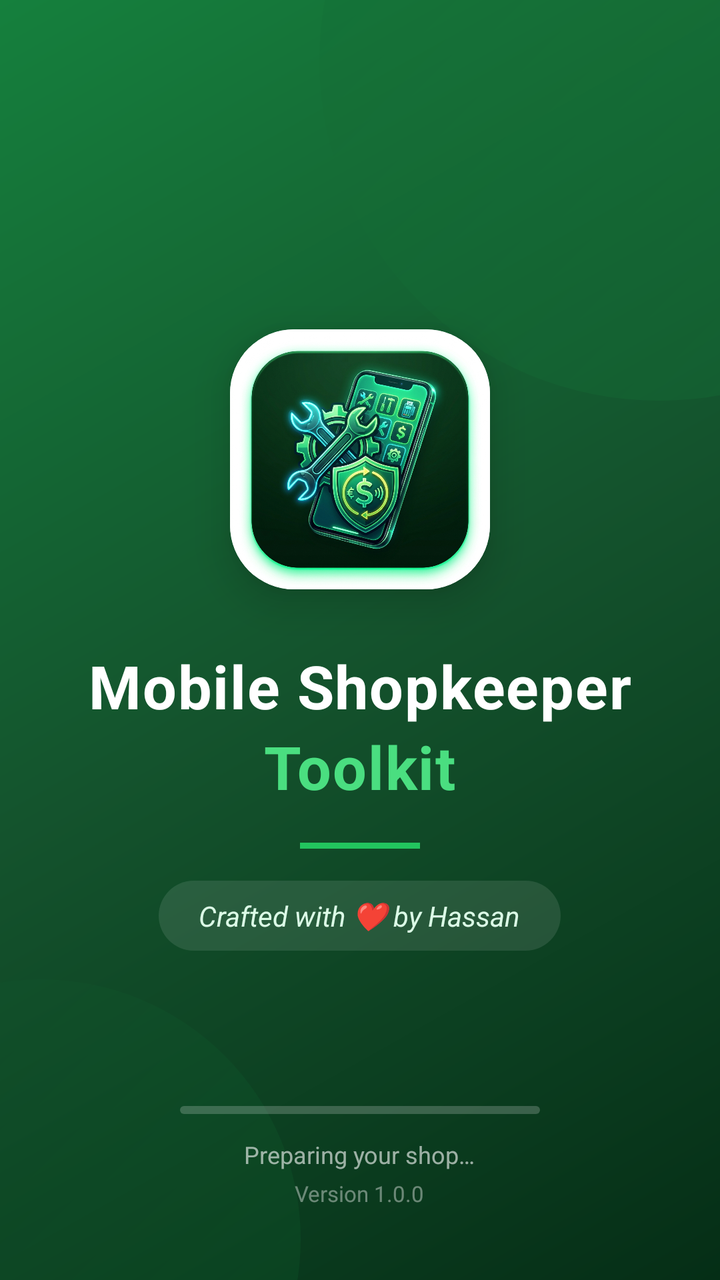
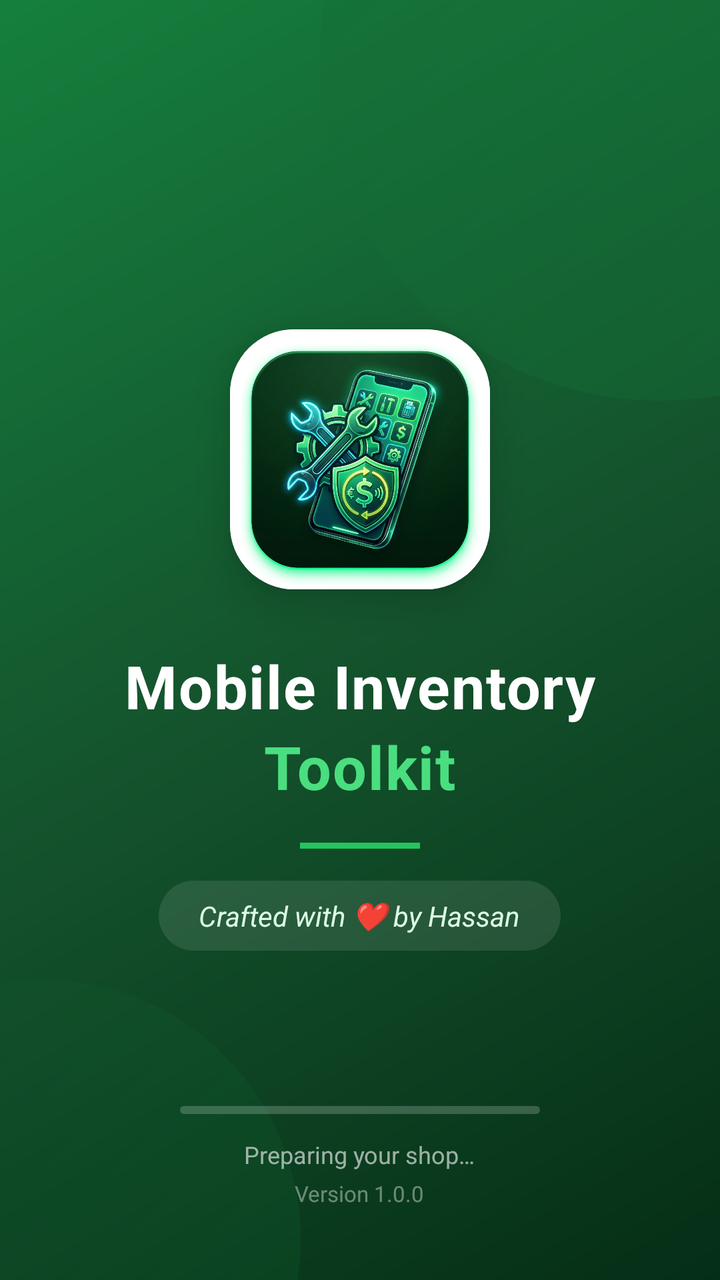

Two renders of the same Android screen: before a commit and after it. Below are the layout's source before the change and the commit's diff.
<!-- AndroidManifest.xml: activity theme Theme.MobileShopkeeper.NoActionBar -->
<!-- res/layout/activity_splash.xml -->
<?xml version="1.0" encoding="utf-8"?>
<FrameLayout
    xmlns:android="http://schemas.android.com/apk/res/android"
    xmlns:app="http://schemas.android.com/apk/res-auto"
    android:layout_width="match_parent"
    android:layout_height="match_parent"
    android:background="@drawable/bg_gradient_green">

    <View
        android:layout_width="340dp"
        android:layout_height="340dp"
        android:layout_gravity="top|end"
        android:layout_marginTop="-140dp"
        android:layout_marginEnd="-140dp"
        android:background="@drawable/bg_circle_green"
        android:alpha="0.15"/>

    <View
        android:layout_width="260dp"
        android:layout_height="260dp"
        android:layout_gravity="bottom|start"
        android:layout_marginBottom="-110dp"
        android:layout_marginStart="-110dp"
        android:background="@drawable/bg_circle_green"
        android:alpha="0.12"/>

    <LinearLayout
        android:layout_width="match_parent"
        android:layout_height="match_parent"
        android:orientation="vertical"
        android:gravity="center"
        android:padding="40dp">

        <androidx.cardview.widget.CardView
            android:id="@+id/cardLogo"
            android:layout_width="130dp"
            android:layout_height="130dp"
            app:cardCornerRadius="32dp"
            app:cardElevation="12dp"
            app:cardBackgroundColor="@color/white">

                <ImageView
                    android:id="@+id/ivLogo"
                    android:layout_width="match_parent"
                    android:layout_height="match_parent"
                    android:scaleType="centerCrop"
                    android:src="@drawable/img_app_logo"
                    android:contentDescription="App logo"/>
        </androidx.cardview.widget.CardView>

        <TextView
            android:id="@+id/tvTitle1"
            style="@style/SplashTitle"
            android:layout_width="wrap_content"
            android:layout_height="wrap_content"
            android:layout_marginTop="28dp"
            android:text="Mobile Shopkeeper"
            android:textSize="30sp"/>

        <TextView
            android:id="@+id/tvTitle2"
            style="@style/SplashTitle"
            android:layout_width="wrap_content"
            android:layout_height="wrap_content"
            android:text="Toolkit"
            android:textSize="30sp"
            android:textColor="@color/green_400"/>

        <View
            android:id="@+id/divider"
            android:layout_width="60dp"
            android:layout_height="3dp"
            android:layout_marginTop="18dp"
            android:background="@color/green_500"/>

        <TextView
            android:id="@+id/tvMadeBy"
            android:layout_width="wrap_content"
            android:layout_height="wrap_content"
            android:layout_marginTop="16dp"
            android:background="@drawable/bg_pill_white_10"
            android:paddingHorizontal="20dp"
            android:paddingVertical="8dp"
            android:text="@string/made_by"
            android:textColor="@color/green_100"
            android:textSize="14sp"
            android:textStyle="italic"/>
    </LinearLayout>

    <LinearLayout
        android:layout_width="match_parent"
        android:layout_height="wrap_content"
        android:layout_gravity="bottom|center_horizontal"
        android:orientation="vertical"
        android:gravity="center"
        android:paddingBottom="36dp">

        <com.google.android.material.progressindicator.LinearProgressIndicator
            android:id="@+id/progress"
            android:layout_width="180dp"
            android:layout_height="wrap_content"
            android:indeterminate="true"
            app:trackColor="#33FFFFFF"
            app:indicatorColor="@color/green_400"
            app:trackCornerRadius="4dp"/>

        <TextView
            android:layout_width="wrap_content"
            android:layout_height="wrap_content"
            android:layout_marginTop="12dp"
            android:text="@string/splash_loading"
            android:textColor="#99FFFFFF"
            android:textSize="12sp"/>

        <TextView
            android:layout_width="wrap_content"
            android:layout_height="wrap_content"
            android:layout_marginTop="4dp"
            android:text="@string/version"
            android:textColor="#66FFFFFF"
            android:textSize="11sp"/>
    </LinearLayout>
</FrameLayout>
<!-- resources referenced by this layout -->
<resources>
  <color name="green_100">#DCFCE7</color>
  <color name="green_400">#4ADE80</color>
  <color name="green_500">#22C55E</color>
  <color name="white">#FFFFFF</color>
  <!-- drawable bg_circle_green (drawable) -->
  <?xml version="1.0" encoding="utf-8"?>
  <shape xmlns:android="http://schemas.android.com/apk/res/android" android:shape="oval">
      <gradient
          android:angle="135"
          android:startColor="@color/green_600"
          android:endColor="@color/green_900"/>
  </shape>
  <!-- drawable bg_gradient_green (drawable) -->
  <?xml version="1.0" encoding="utf-8"?>
  <shape xmlns:android="http://schemas.android.com/apk/res/android" android:shape="rectangle">
      <gradient
          android:type="linear"
          android:angle="135"
          android:startColor="@color/green_950"
          android:centerColor="@color/green_900"
          android:endColor="@color/green_700"/>
  </shape>
  <!-- drawable bg_pill_white_10 (drawable) -->
  <?xml version="1.0" encoding="utf-8"?>
  <shape xmlns:android="http://schemas.android.com/apk/res/android" android:shape="rectangle">
      <solid android:color="#1AFFFFFF"/>
      <corners android:radius="24dp"/>
  </shape>
  <string name="made_by">Crafted with ❤ by Hassan</string>
  <string name="splash_loading">Preparing your shop…</string>
  <string name="version">Version 1.0.0</string>
  <style name="SplashTitle">
          <item name="android:textColor">@color/white</item>
          <item name="android:textStyle">bold</item>
          <item name="android:letterSpacing">0.02</item>
      </style>
  <style name="Theme.MobileShopkeeper.NoActionBar" parent="Theme.MobileShopkeeper" />
  <color name="green_600">#16A34A</color>
  <color name="green_900">#14532D</color>
  <color name="green_950">#052E16</color>
  <color name="green_700">#15803D</color>
  <color name="green_800">#166534</color>
  <color name="surface">#FFFFFF</color>
  <color name="text_primary">#1A2E22</color>
  <color name="background_light">#F6FAF7</color>
  <color name="error">#DC2626</color>
  <style name="Shape.MobileShop.Medium" parent="ShapeAppearance.Material3.MediumComponent">
          <item name="cornerSize">14dp</item>
      </style>
  <style name="Widget.MobileShop.Button" parent="Widget.Material3.Button">
          <item name="cornerRadius">14dp</item>
          <item name="android:textAllCaps">false</item>
          <item name="android:paddingTop">14dp</item>
          <item name="android:paddingBottom">14dp</item>
          <item name="android:textStyle">bold</item>
      </style>
  <style name="Widget.MobileShop.TextInput" parent="Widget.Material3.TextInputLayout.OutlinedBox">
          <item name="boxCornerRadiusTopStart">14dp</item>
          <item name="boxCornerRadiusTopEnd">14dp</item>
          <item name="boxCornerRadiusBottomStart">14dp</item>
          <item name="boxCornerRadiusBottomEnd">14dp</item>
          <item name="boxStrokeColor">@color/selector_input_stroke</item>
      </style>
  <!-- unchanged entries left out for length: 2 -->
</resources>

<!-- the commit's change to res/layout/activity_splash.xml (unified diff, before → after) -->
@@ -54,7 +54,7 @@
             android:layout_width="wrap_content"
             android:layout_height="wrap_content"
             android:layout_marginTop="28dp"
-            android:text="Mobile Shopkeeper"
+            android:text="Mobile Inventory"
             android:textSize="30sp"/>
 
         <TextView
